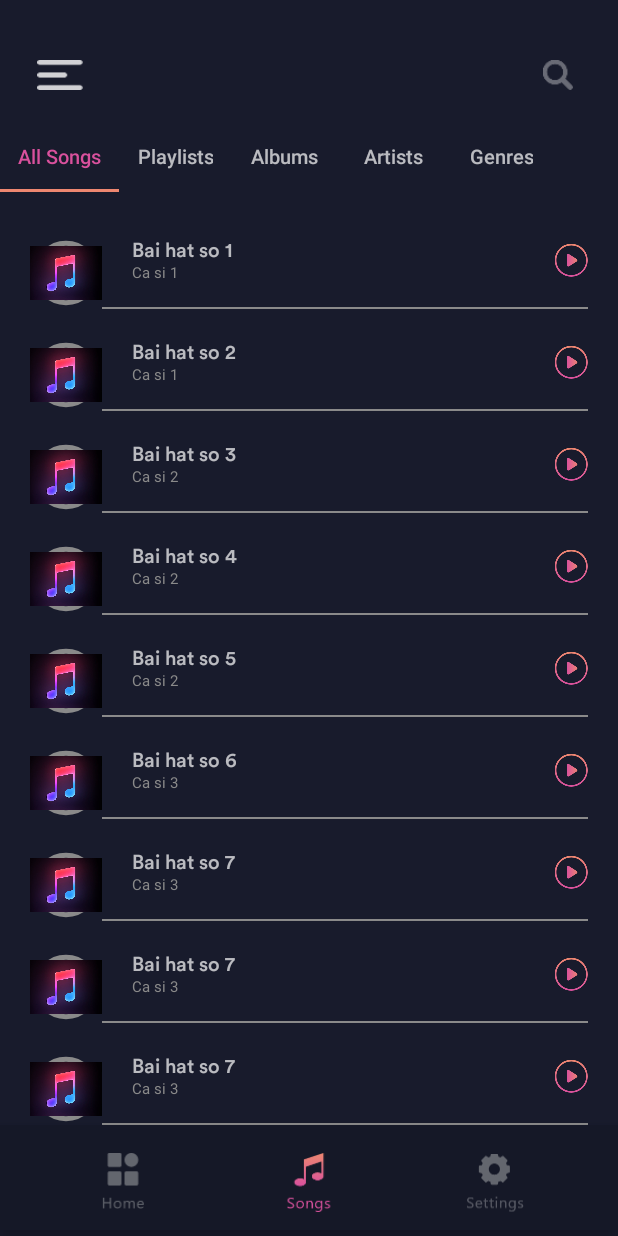
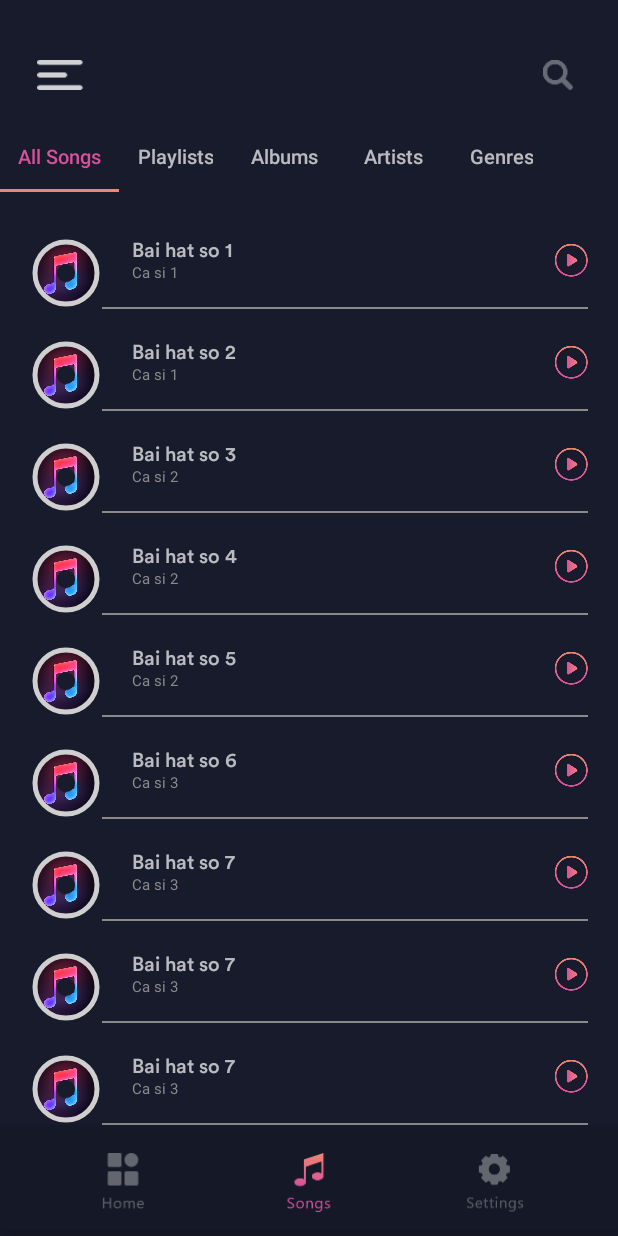
Before and after one commit to Typhlosion-afk/FPT_Mock_Project, an Android app: the screen it shows after launch (MainActivity), item 2 of the bottom bar chosen, on a phone screen of 412 x 824 dp. Run offline under Robolectric (Android 15) with nearby library versions, the phone set to English and light mode, and no system bars; our stand-ins replace navigation-ui.

```diff
--- /dev/null
+++ b/app/src/main/res/drawable/black_hole.xml
@@ -0,0 +1,10 @@
+<?xml version="1.0" encoding="utf-8"?>
+<ripple xmlns:android="http://schemas.android.com/apk/res/android"
+    android:color="@color/background_color">
+    <item>
+        <shape android:shape="oval">
+            <solid android:color="@color/background_color"/>
+        </shape>
+    </item>
+
+</ripple>
--- a/app/src/main/res/layout/card_all_songs.xml
+++ b/app/src/main/res/layout/card_all_songs.xml
@@ -7,16 +7,29 @@
     android:paddingVertical="10dp"
     android:layout_height="wrap_content">
 
-    <ImageView
+    <com.google.android.material.imageview.ShapeableImageView
         android:id="@+id/img_card_disc"
         android:layout_width="48dp"
         android:layout_height="48dp"
-        android:scaleType="fitCenter"
-        android:background="@drawable/bg_card_disc"
+        android:scaleType="centerCrop"
+        android:padding="3dp"
         android:src="@drawable/img_bg_playlist_default"
+        app:strokeColor="@color/black_100"
+        app:strokeWidth="3dp"
+        app:shapeAppearanceOverlay="@style/CornerImage_circle"
         app:layout_constraintBottom_toBottomOf="parent"
         app:layout_constraintStart_toStartOf="parent"
         app:layout_constraintTop_toTopOf="parent" />
+
+    <View
+        android:layout_width="12dp"
+        android:layout_height="12dp"
+        android:background="@drawable/black_hole"
+        android:elevation="1dp"
+        app:layout_constraintBottom_toBottomOf="@+id/img_card_disc"
+        app:layout_constraintEnd_toEndOf="@+id/img_card_disc"
+        app:layout_constraintStart_toStartOf="@+id/img_card_disc"
+        app:layout_constraintTop_toTopOf="@+id/img_card_disc" />
 
     <TextView
         android:id="@+id/txt_name_song"
@@ -50,7 +63,8 @@
         android:src="@drawable/ic_play_gradient"
         app:layout_constraintBottom_toBottomOf="@+id/txt_author"
         app:layout_constraintEnd_toEndOf="parent"
-        app:layout_constraintTop_toTopOf="@+id/txt_name_song" />
+        app:layout_constraintTop_toTopOf="@+id/txt_name_song"
+        tools:ignore="ContentDescription" />
 
     <View
         android:layout_width="0dp"
--- a/app/src/main/res/values/themes.xml
+++ b/app/src/main/res/values/themes.xml
@@ -31,13 +31,13 @@
         <item name="cornerFamily">rounded</item>
         <item name="background">@color/white</item>
         <item name="cornerSize">8sp</item>
-        <item name="strokeWidth">0.5dp</item>
-        <item name="strokeColor">@color/black_200</item>
         <item name="color">@color/white</item>
     </style>
 
     <style name="CornerImage_circle">
-        <item name="background">@drawable/bg_card_disc</item>
+        <item name="cornerFamily">rounded</item>
+        <item name="background">@color/white</item>
+        <item name="cornerSize">50%</item>
         <item name="color">@color/white</item>
     </style>
 
```
